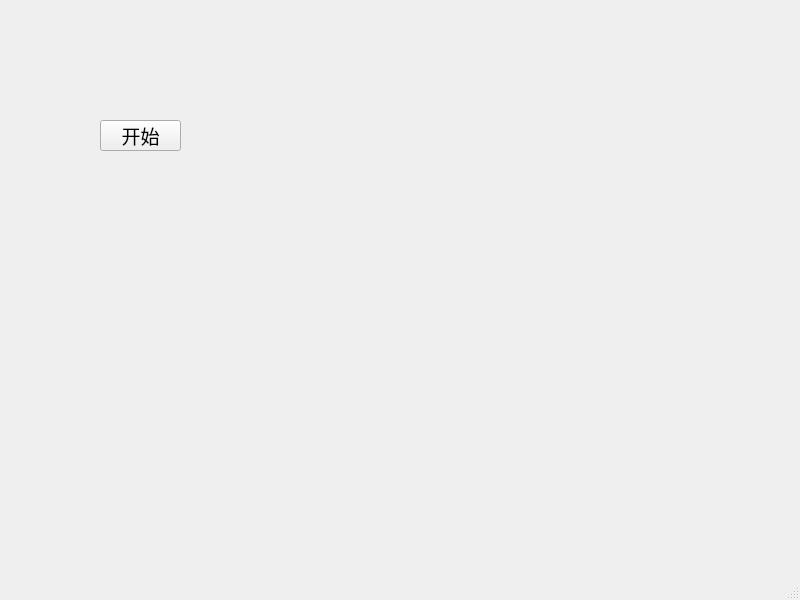
niuyipu/TianJin2048, file mainwindow.ui: the form before one commit.
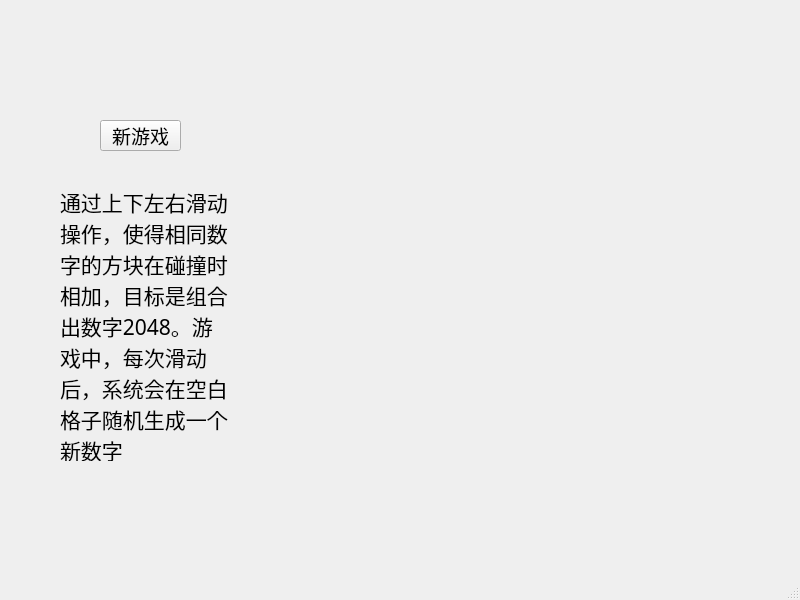
The form after the commit.

```diff
--- a/mainwindow.ui
+++ b/mainwindow.ui
@@ -19,8 +19,8 @@
      <rect>
       <x>280</x>
       <y>80</y>
-      <width>400</width>
-      <height>400</height>
+      <width>421</width>
+      <height>421</height>
      </rect>
     </property>
     <property name="minimumSize">
@@ -35,135 +35,103 @@
       <height>400</height>
      </size>
     </property>
+    <property name="font">
+     <font>
+      <pointsize>12</pointsize>
+      <bold>true</bold>
+     </font>
+    </property>
+    <property name="styleSheet">
+     <string notr="true">background-color:rgb(0, 0, 0)；</string>
+    </property>
     <widget class="QWidget" name="gridLayoutWidget">
      <property name="geometry">
       <rect>
        <x>0</x>
        <y>0</y>
-       <width>401</width>
-       <height>401</height>
+       <width>414</width>
+       <height>414</height>
       </rect>
      </property>
+     <property name="font">
+      <font>
+       <pointsize>12</pointsize>
+       <bold>true</bold>
+      </font>
+     </property>
+     <property name="styleSheet">
+      <string notr="true">background-color:rgb(0, 0, 0)；</string>
+     </property>
      <layout class="QGridLayout" name="gridLayout">
+      <item row="3" column="1">
+       <widget class="QPushButton" name="button_3_1">
+        <property name="minimumSize">
+         <size>
+          <width>100</width>
+          <height>100</height>
+         </size>
+        </property>
+        <property name="maximumSize">
+         <size>
+          <width>100</width>
+          <height>100</height>
+         </size>
+        </property>
+        <property name="palette">
+         <palette>
+          <active>
+           <colorrole role="Button">
+            <brush brushstyle="SolidPattern">
+             <color alpha="255">
+              <red>255</red>
+              <green>255</green>
+              <blue>255</blue>
+             </color>
+            </brush>
+           </colorrole>
+          </active>
+          <inactive>
+           <colorrole role="Button">
+            <brush brushstyle="SolidPattern">
+             <color alpha="255">
+              <red>255</red>
+              <green>255</green>
+              <blue>255</blue>
+             </color>
+            </brush>
+           </colorrole>
+          </inactive>
+          <disabled>
+           <colorrole role="Button">
+            <brush brushstyle="SolidPattern">
+             <color alpha="255">
+              <red>255</red>
+              <green>255</green>
+              <blue>255</blue>
+             </color>
+            </brush>
+           </colorrole>
+          </disabled>
+         </palette>
+        </property>
+        <property name="font">
+         <font>
+          <pointsize>12</pointsize>
+          <bold>true</bold>
+         </font>
+        </property>
+        <property name="styleSheet">
+         <string notr="true">background-color:rgb(0, 0, 0)；</string>
+        </property>
+        <property name="text">
+         <string/>
+        </property>
+        <property name="flat">
+         <bool>true</bool>
+        </property>
+       </widget>
+      </item>
       <item row="0" column="3">
-       <widget class="QPushButton" name="button_2_0">
-        <property name="minimumSize">
-         <size>
-          <width>100</width>
-          <height>100</height>
-         </size>
-        </property>
-        <property name="maximumSize">
-         <size>
-          <width>100</width>
-          <height>100</height>
-         </size>
-        </property>
-        <property name="palette">
-         <palette>
-          <active>
-           <colorrole role="Button">
-            <brush brushstyle="SolidPattern">
-             <color alpha="255">
-              <red>255</red>
-              <green>255</green>
-              <blue>255</blue>
-             </color>
-            </brush>
-           </colorrole>
-          </active>
-          <inactive>
-           <colorrole role="Button">
-            <brush brushstyle="SolidPattern">
-             <color alpha="255">
-              <red>255</red>
-              <green>255</green>
-              <blue>255</blue>
-             </color>
-            </brush>
-           </colorrole>
-          </inactive>
-          <disabled>
-           <colorrole role="Button">
-            <brush brushstyle="SolidPattern">
-             <color alpha="255">
-              <red>255</red>
-              <green>255</green>
-              <blue>255</blue>
-             </color>
-            </brush>
-           </colorrole>
-          </disabled>
-         </palette>
-        </property>
-        <property name="text">
-         <string/>
-        </property>
-        <property name="flat">
-         <bool>true</bool>
-        </property>
-       </widget>
-      </item>
-      <item row="1" column="3">
-       <widget class="QPushButton" name="button_0_1">
-        <property name="minimumSize">
-         <size>
-          <width>100</width>
-          <height>100</height>
-         </size>
-        </property>
-        <property name="maximumSize">
-         <size>
-          <width>100</width>
-          <height>100</height>
-         </size>
-        </property>
-        <property name="palette">
-         <palette>
-          <active>
-           <colorrole role="Button">
-            <brush brushstyle="SolidPattern">
-             <color alpha="255">
-              <red>255</red>
-              <green>255</green>
-              <blue>255</blue>
-             </color>
-            </brush>
-           </colorrole>
-          </active>
-          <inactive>
-           <colorrole role="Button">
-            <brush brushstyle="SolidPattern">
-             <color alpha="255">
-              <red>255</red>
-              <green>255</green>
-              <blue>255</blue>
-             </color>
-            </brush>
-           </colorrole>
-          </inactive>
-          <disabled>
-           <colorrole role="Button">
-            <brush brushstyle="SolidPattern">
-             <color alpha="255">
-              <red>255</red>
-              <green>255</green>
-              <blue>255</blue>
-             </color>
-            </brush>
-           </colorrole>
-          </disabled>
-         </palette>
-        </property>
-        <property name="text">
-         <string/>
-        </property>
-        <property name="flat">
-         <bool>true</bool>
-        </property>
-       </widget>
-      </item>
-      <item row="2" column="0">
        <widget class="QPushButton" name="button_0_3">
         <property name="minimumSize">
          <size>
@@ -214,6 +182,83 @@
           </disabled>
          </palette>
         </property>
+        <property name="font">
+         <font>
+          <pointsize>12</pointsize>
+          <bold>true</bold>
+         </font>
+        </property>
+        <property name="styleSheet">
+         <string notr="true">background-color:rgb(0, 0, 0)；</string>
+        </property>
+        <property name="text">
+         <string/>
+        </property>
+        <property name="flat">
+         <bool>true</bool>
+        </property>
+       </widget>
+      </item>
+      <item row="2" column="0">
+       <widget class="QPushButton" name="button_2_0">
+        <property name="minimumSize">
+         <size>
+          <width>100</width>
+          <height>100</height>
+         </size>
+        </property>
+        <property name="maximumSize">
+         <size>
+          <width>100</width>
+          <height>100</height>
+         </size>
+        </property>
+        <property name="palette">
+         <palette>
+          <active>
+           <colorrole role="Button">
+            <brush brushstyle="SolidPattern">
+             <color alpha="255">
+              <red>255</red>
+              <green>255</green>
+              <blue>255</blue>
+             </color>
+            </brush>
+           </colorrole>
+          </active>
+          <inactive>
+           <colorrole role="Button">
+            <brush brushstyle="SolidPattern">
+             <color alpha="255">
+              <red>255</red>
+              <green>255</green>
+              <blue>255</blue>
+             </color>
+            </brush>
+           </colorrole>
+          </inactive>
+          <disabled>
+           <colorrole role="Button">
+            <brush brushstyle="SolidPattern">
+             <color alpha="255">
+              <red>255</red>
+              <green>255</green>
+              <blue>255</blue>
+             </color>
+            </brush>
+           </colorrole>
+          </disabled>
+         </palette>
+        </property>
+        <property name="font">
+         <font>
+          <pointsize>12</pointsize>
+          <bold>true</bold>
+         </font>
+        </property>
+        <property name="styleSheet">
+         <string notr="true">background-color:rgb(0, 0, 0)；</string>
+        </property>
         <property name="text">
          <string/>
         </property>
@@ -223,7 +268,7 @@
        </widget>
       </item>
       <item row="2" column="3">
-       <widget class="QPushButton" name="button_2_1">
+       <widget class="QPushButton" name="button_2_3">
         <property name="minimumSize">
          <size>
           <width>100</width>
@@ -273,64 +318,14 @@
           </disabled>
          </palette>
         </property>
-        <property name="text">
-         <string/>
+        <property name="font">
+         <font>
+          <pointsize>12</pointsize>
+          <bold>true</bold>
+         </font>
         </property>
-        <property name="flat">
-         <bool>true</bool>
-        </property>
-       </widget>
-      </item>
-      <item row="0" column="2">
-       <widget class="QPushButton" name="button_3_2">
-        <property name="minimumSize">
-         <size>
-          <width>100</width>
-          <height>100</height>
-         </size>
-        </property>
-        <property name="maximumSize">
-         <size>
-          <width>100</width>
-          <height>100</height>
-         </size>
-        </property>
-        <property name="palette">
-         <palette>
-          <active>
-           <colorrole role="Button">
-            <brush brushstyle="SolidPattern">
-             <color alpha="255">
-              <red>255</red>
-              <green>255</green>
-              <blue>255</blue>
-             </color>
-            </brush>
-           </colorrole>
-          </active>
-          <inactive>
-           <colorrole role="Button">
-            <brush brushstyle="SolidPattern">
-             <color alpha="255">
-              <red>255</red>
-              <green>255</green>
-              <blue>255</blue>
-             </color>
-            </brush>
-           </colorrole>
-          </inactive>
-          <disabled>
-           <colorrole role="Button">
-            <brush brushstyle="SolidPattern">
-             <color alpha="255">
-              <red>255</red>
-              <green>255</green>
-              <blue>255</blue>
-             </color>
-            </brush>
-           </colorrole>
-          </disabled>
-         </palette>
+        <property name="styleSheet">
+         <string notr="true">background-color:rgb(0, 0, 0)；</string>
         </property>
         <property name="text">
          <string/>
@@ -341,7 +336,7 @@
        </widget>
       </item>
       <item row="1" column="2">
-       <widget class="QPushButton" name="button_3_3">
+       <widget class="QPushButton" name="button_1_2">
         <property name="minimumSize">
          <size>
           <width>100</width>
@@ -391,6 +386,15 @@
           </disabled>
          </palette>
         </property>
+        <property name="font">
+         <font>
+          <pointsize>12</pointsize>
+          <bold>true</bold>
+         </font>
+        </property>
+        <property name="styleSheet">
+         <string notr="true">background-color:rgb(0, 0, 0)；</string>
+        </property>
         <property name="text">
          <string/>
         </property>
@@ -400,7 +404,7 @@
        </widget>
       </item>
       <item row="0" column="1">
-       <widget class="QPushButton" name="button_3_1">
+       <widget class="QPushButton" name="button_0_1">
         <property name="minimumSize">
          <size>
           <width>100</width>
@@ -450,6 +454,15 @@
           </disabled>
          </palette>
         </property>
+        <property name="font">
+         <font>
+          <pointsize>12</pointsize>
+          <bold>true</bold>
+         </font>
+        </property>
+        <property name="styleSheet">
+         <string notr="true">background-color:rgb(0, 0, 0)；</string>
+        </property>
         <property name="text">
          <string/>
         </property>
@@ -459,7 +472,7 @@
        </widget>
       </item>
       <item row="2" column="2">
-       <widget class="QPushButton" name="button_2_3">
+       <widget class="QPushButton" name="button_2_2">
         <property name="minimumSize">
          <size>
           <width>100</width>
@@ -509,6 +522,15 @@
           </disabled>
          </palette>
         </property>
+        <property name="font">
+         <font>
+          <pointsize>12</pointsize>
+          <bold>true</bold>
+         </font>
+        </property>
+        <property name="styleSheet">
+         <string notr="true">background-color:rgb(0, 0, 0)；</string>
+        </property>
         <property name="text">
          <string/>
         </property>
@@ -517,7 +539,143 @@
         </property>
        </widget>
       </item>
-      <item row="1" column="1">
+      <item row="3" column="2">
+       <widget class="QPushButton" name="button_3_2">
+        <property name="minimumSize">
+         <size>
+          <width>100</width>
+          <height>100</height>
+         </size>
+        </property>
+        <property name="maximumSize">
+         <size>
+          <width>100</width>
+          <height>100</height>
+         </size>
+        </property>
+        <property name="palette">
+         <palette>
+          <active>
+           <colorrole role="Button">
+            <brush brushstyle="SolidPattern">
+             <color alpha="255">
+              <red>255</red>
+              <green>255</green>
+              <blue>255</blue>
+             </color>
+            </brush>
+           </colorrole>
+          </active>
+          <inactive>
+           <colorrole role="Button">
+            <brush brushstyle="SolidPattern">
+             <color alpha="255">
+              <red>255</red>
+              <green>255</green>
+              <blue>255</blue>
+             </color>
+            </brush>
+           </colorrole>
+          </inactive>
+          <disabled>
+           <colorrole role="Button">
+            <brush brushstyle="SolidPattern">
+             <color alpha="255">
+              <red>255</red>
+              <green>255</green>
+              <blue>255</blue>
+             </color>
+            </brush>
+           </colorrole>
+          </disabled>
+         </palette>
+        </property>
+        <property name="font">
+         <font>
+          <pointsize>12</pointsize>
+          <bold>true</bold>
+         </font>
+        </property>
+        <property name="styleSheet">
+         <string notr="true">background-color:rgb(0, 0, 0)；</string>
+        </property>
+        <property name="text">
+         <string/>
+        </property>
+        <property name="flat">
+         <bool>true</bool>
+        </property>
+       </widget>
+      </item>
+      <item row="3" column="3">
+       <widget class="QPushButton" name="button_3_3">
+        <property name="minimumSize">
+         <size>
+          <width>100</width>
+          <height>100</height>
+         </size>
+        </property>
+        <property name="maximumSize">
+         <size>
+          <width>100</width>
+          <height>100</height>
+         </size>
+        </property>
+        <property name="palette">
+         <palette>
+          <active>
+           <colorrole role="Button">
+            <brush brushstyle="SolidPattern">
+             <color alpha="255">
+              <red>255</red>
+              <green>255</green>
+              <blue>255</blue>
+             </color>
+            </brush>
+           </colorrole>
+          </active>
+          <inactive>
+           <colorrole role="Button">
+            <brush brushstyle="SolidPattern">
+             <color alpha="255">
+              <red>255</red>
+              <green>255</green>
+              <blue>255</blue>
+             </color>
+            </brush>
+           </colorrole>
+          </inactive>
+          <disabled>
+           <colorrole role="Button">
+            <brush brushstyle="SolidPattern">
+             <color alpha="255">
+              <red>255</red>
+              <green>255</green>
+              <blue>255</blue>
+             </color>
+            </brush>
+           </colorrole>
+          </disabled>
+         </palette>
+        </property>
+        <property name="font">
+         <font>
+          <pointsize>12</pointsize>
+          <bold>true</bold>
+         </font>
+        </property>
+        <property name="styleSheet">
+         <string notr="true">background-color:rgb(0, 0, 0)；</string>
+        </property>
+        <property name="text">
+         <string/>
+        </property>
+        <property name="flat">
+         <bool>true</bool>
+        </property>
+       </widget>
+      </item>
+      <item row="3" column="0">
        <widget class="QPushButton" name="button_3_0">
         <property name="minimumSize">
          <size>
@@ -568,6 +726,151 @@
           </disabled>
          </palette>
         </property>
+        <property name="font">
+         <font>
+          <pointsize>12</pointsize>
+          <bold>true</bold>
+         </font>
+        </property>
+        <property name="styleSheet">
+         <string notr="true">background-color:rgb(0, 0, 0)；</string>
+        </property>
+        <property name="text">
+         <string/>
+        </property>
+        <property name="flat">
+         <bool>true</bool>
+        </property>
+       </widget>
+      </item>
+      <item row="1" column="1">
+       <widget class="QPushButton" name="button_1_1">
+        <property name="minimumSize">
+         <size>
+          <width>100</width>
+          <height>100</height>
+         </size>
+        </property>
+        <property name="maximumSize">
+         <size>
+          <width>100</width>
+          <height>100</height>
+         </size>
+        </property>
+        <property name="palette">
+         <palette>
+          <active>
+           <colorrole role="Button">
+            <brush brushstyle="SolidPattern">
+             <color alpha="255">
+              <red>255</red>
+              <green>255</green>
+              <blue>255</blue>
+             </color>
+            </brush>
+           </colorrole>
+          </active>
+          <inactive>
+           <colorrole role="Button">
+            <brush brushstyle="SolidPattern">
+             <color alpha="255">
+              <red>255</red>
+              <green>255</green>
+              <blue>255</blue>
+             </color>
+            </brush>
+           </colorrole>
+          </inactive>
+          <disabled>
+           <colorrole role="Button">
+            <brush brushstyle="SolidPattern">
+             <color alpha="255">
+              <red>255</red>
+              <green>255</green>
+              <blue>255</blue>
+             </color>
+            </brush>
+           </colorrole>
+          </disabled>
+         </palette>
+        </property>
+        <property name="font">
+         <font>
+          <pointsize>12</pointsize>
+          <bold>true</bold>
+         </font>
+        </property>
+        <property name="styleSheet">
+         <string notr="true">background-color:rgb(0, 0, 0)；</string>
+        </property>
+        <property name="text">
+         <string/>
+        </property>
+        <property name="flat">
+         <bool>true</bool>
+        </property>
+       </widget>
+      </item>
+      <item row="1" column="3">
+       <widget class="QPushButton" name="button_1_3">
+        <property name="minimumSize">
+         <size>
+          <width>100</width>
+          <height>100</height>
+         </size>
+        </property>
+        <property name="maximumSize">
+         <size>
+          <width>100</width>
+          <height>100</height>
+         </size>
+        </property>
+        <property name="palette">
+         <palette>
+          <active>
+           <colorrole role="Button">
+            <brush brushstyle="SolidPattern">
+             <color alpha="255">
+              <red>255</red>
+              <green>255</green>
+              <blue>255</blue>
+             </color>
+            </brush>
+           </colorrole>
+          </active>
+          <inactive>
+           <colorrole role="Button">
+            <brush brushstyle="SolidPattern">
+             <color alpha="255">
+              <red>255</red>
+              <green>255</green>
+              <blue>255</blue>
+             </color>
+            </brush>
+           </colorrole>
+          </inactive>
+          <disabled>
+           <colorrole role="Button">
+            <brush brushstyle="SolidPattern">
+             <color alpha="255">
+              <red>255</red>
+              <green>255</green>
+              <blue>255</blue>
+             </color>
+            </brush>
+           </colorrole>
+          </disabled>
+         </palette>
+        </property>
+        <property name="font">
+         <font>
+          <pointsize>12</pointsize>
+          <bold>true</bold>
+         </font>
+        </property>
+        <property name="styleSheet">
+         <string notr="true">background-color:rgb(0, 0, 0)；</string>
+        </property>
         <property name="text">
          <string/>
         </property>
@@ -577,7 +880,7 @@
        </widget>
       </item>
       <item row="1" column="0">
-       <widget class="QPushButton" name="button_0_2">
+       <widget class="QPushButton" name="button_1_0">
         <property name="minimumSize">
          <size>
           <width>100</width>
@@ -627,6 +930,15 @@
           </disabled>
          </palette>
         </property>
+        <property name="font">
+         <font>
+          <pointsize>12</pointsize>
+          <bold>true</bold>
+         </font>
+        </property>
+        <property name="styleSheet">
+         <string notr="true">background-color:rgb(0, 0, 0)；</string>
+        </property>
         <property name="text">
          <string/>
         </property>
@@ -695,7 +1007,7 @@
        </widget>
       </item>
       <item row="2" column="1">
-       <widget class="QPushButton" name="button_2_2">
+       <widget class="QPushButton" name="button_2_1">
         <property name="minimumSize">
          <size>
           <width>100</width>
@@ -745,65 +1057,15 @@
           </disabled>
          </palette>
         </property>
-        <property name="text">
-         <string/>
+        <property name="font">
+         <font>
+          <pointsize>12</pointsize>
+          <bold>true</bold>
+         </font>
         </property>
-        <property name="flat">
-         <bool>true</bool>
+        <property name="styleSheet">
+         <string notr="true">background-color:rgb(0, 0, 0)；</string>
         </property>
-       </widget>
-      </item>
-      <item row="3" column="0">
-       <widget class="QPushButton" name="button_1_0">
-        <property name="minimumSize">
-         <size>
-          <width>100</width>
-          <height>100</height>
-         </size>
-        </property>
-        <property name="maximumSize">
-         <size>
-          <width>100</width>
-          <height>100</height>
-         </size>
-        </property>
-        <property name="palette">
-         <palette>
-          <active>
-           <colorrole role="Button">
-            <brush brushstyle="SolidPattern">
-             <color alpha="255">
-              <red>255</red>
-              <green>255</green>
-              <blue>255</blue>
-             </color>
-            </brush>
-           </colorrole>
-          </active>
-          <inactive>
-           <colorrole role="Button">
-            <brush brushstyle="SolidPattern">
-             <color alpha="255">
-              <red>255</red>
-              <green>255</green>
-              <blue>255</blue>
-             </color>
-            </brush>
-           </colorrole>
-          </inactive>
-          <disabled>
-           <colorrole role="Button">
-            <brush brushstyle="SolidPattern">
-             <color alpha="255">
-              <red>255</red>
-              <green>255</green>
-              <blue>255</blue>
-             </color>
-            </brush>
-           </colorrole>
-          </disabled>
-         </palette>
-        </property>
         <property name="text">
          <string/>
         </property>
@@ -812,8 +1074,8 @@
         </property>
        </widget>
       </item>
-      <item row="3" column="1">
-       <widget class="QPushButton" name="button_1_1">
+      <item row="0" column="2">
+       <widget class="QPushButton" name="button_0_2">
         <property name="minimumSize">
          <size>
           <width>100</width>
@@ -863,123 +1125,14 @@
           </disabled>
          </palette>
         </property>
-        <property name="text">
-         <string/>
+        <property name="font">
+         <font>
+          <pointsize>12</pointsize>
+          <bold>true</bold>
+         </font>
         </property>
-        <property name="flat">
-         <bool>true</bool>
-        </property>
-       </widget>
-      </item>
-      <item row="3" column="2">
-       <widget class="QPushButton" name="button_1_2">
-        <property name="minimumSize">
-         <size>
-          <width>100</width>
-          <height>100</height>
-         </size>
-        </property>
-        <property name="maximumSize">
-         <size>
-          <width>100</width>
-          <height>100</height>
-         </size>
-        </property>
-        <property name="palette">
-         <palette>
-          <active>
-           <colorrole role="Button">
-            <brush brushstyle="SolidPattern">
-             <color alpha="255">
-              <red>255</red>
-              <green>255</green>
-              <blue>255</blue>
-             </color>
-            </brush>
-           </colorrole>
-          </active>
-          <inactive>
-           <colorrole role="Button">
-            <brush brushstyle="SolidPattern">
-             <color alpha="255">
-              <red>255</red>
-              <green>255</green>
-              <blue>255</blue>
-             </color>
-            </brush>
-           </colorrole>
-          </inactive>
-          <disabled>
-           <colorrole role="Button">
-            <brush brushstyle="SolidPattern">
-             <color alpha="255">
-              <red>255</red>
-              <green>255</green>
-              <blue>255</blue>
-             </color>
-            </brush>
-           </colorrole>
-          </disabled>
-         </palette>
-        </property>
-        <property name="text">
-         <string/>
-        </property>
-        <property name="flat">
-         <bool>true</bool>
-        </property>
-       </widget>
-      </item>
-      <item row="3" column="3">
-       <widget class="QPushButton" name="button_1_3">
-        <property name="minimumSize">
-         <size>
-          <width>100</width>
-          <height>100</height>
-         </size>
-        </property>
-        <property name="maximumSize">
-         <size>
-          <width>100</width>
-          <height>100</height>
-         </size>
-        </property>
-        <property name="palette">
-         <palette>
-          <active>
-           <colorrole role="Button">
-            <brush brushstyle="SolidPattern">
-             <color alpha="255">
-              <red>255</red>
-              <green>255</green>
-              <blue>255</blue>
-             </color>
-            </brush>
-           </colorrole>
-          </active>
-          <inactive>
-           <colorrole role="Button">
-            <brush brushstyle="SolidPattern">
-             <color alpha="255">
-              <red>255</red>
-              <green>255</green>
-              <blue>255</blue>
-             </color>
-            </brush>
-           </colorrole>
-          </inactive>
-          <disabled>
-           <colorrole role="Button">
-            <brush brushstyle="SolidPattern">
-             <color alpha="255">
-              <red>255</red>
-              <green>255</green>
-              <blue>255</blue>
-             </color>
-            </brush>
-           </colorrole>
-          </disabled>
-         </palette>
+        <property name="styleSheet">
+         <string notr="true">background-color:rgb(0, 0, 0)；</string>
         </property>
         <property name="text">
          <string/>
@@ -1008,7 +1161,29 @@
      </font>
     </property>
     <property name="text">
-     <string>开始</string>
+     <string>新游戏</string>
+    </property>
+   </widget>
+   <widget class="QLabel" name="label">
+    <property name="geometry">
+     <rect>
+      <x>60</x>
+      <y>190</y>
+      <width>171</width>
+      <height>271</height>
+     </rect>
+    </property>
+    <property name="font">
+     <font>
+      <family>Yu Gothic</family>
+      <pointsize>16</pointsize>
+     </font>
+    </property>
+    <property name="text">
+     <string>通过上下左右滑动操作，使得相同数字的方块在碰撞时相加，目标是组合出数字2048。游戏中，每次滑动后，系统会在空白格子随机生成一个新数字</string>
+    </property>
+    <property name="wordWrap">
+     <bool>true</bool>
     </property>
    </widget>
   </widget>
```
Left out of the diff: 9 changed lines with no effect on the pictures.
